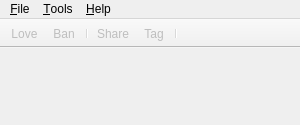
First picture: the form in app/client/widgets/MainWindow.ui, repository dougma/lastfm-desktop, before the edit.
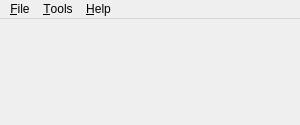
Second picture: the form after the edit. Icons and pictures are not drawn.

Patch:
```diff
--- a/app/client/widgets/MainWindow.ui
+++ b/app/client/widgets/MainWindow.ui
@@ -54,38 +54,6 @@
    <addaction name="menuTools" />
    <addaction name="menuHelp" />
   </widget>
-  <widget class="QToolBar" name="toolbar" >
-   <property name="windowTitle" >
-    <string/>
-   </property>
-   <property name="movable" >
-    <bool>false</bool>
-   </property>
-   <property name="iconSize" >
-    <size>
-     <width>32</width>
-     <height>32</height>
-    </size>
-   </property>
-   <property name="toolButtonStyle" >
-    <enum>Qt::ToolButtonTextUnderIcon</enum>
-   </property>
-   <property name="floatable" >
-    <bool>false</bool>
-   </property>
-   <attribute name="toolBarArea" >
-    <enum>TopToolBarArea</enum>
-   </attribute>
-   <attribute name="toolBarBreak" >
-    <bool>false</bool>
-   </attribute>
-   <addaction name="love" />
-   <addaction name="ban" />
-   <addaction name="separator" />
-   <addaction name="share" />
-   <addaction name="tag" />
-   <addaction name="separator" />
-  </widget>
   <action name="settings" >
    <property name="text" >
     <string>&amp;Settings</string>
```
